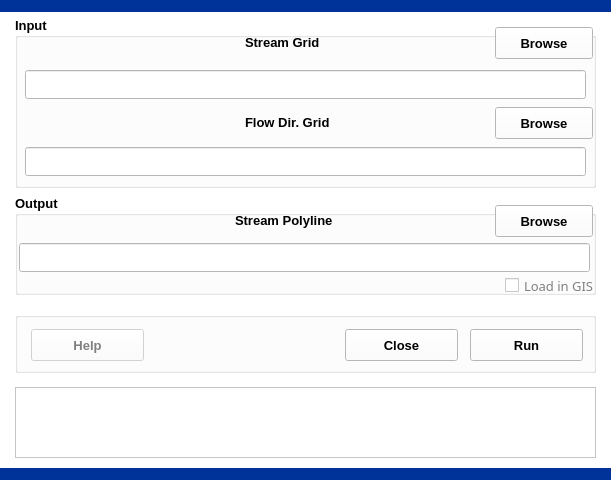
Old version of the form 2RasterProcessing/6StreamPolyline/streampolyline.ui in the repository leonard-psu/PIHMgis.
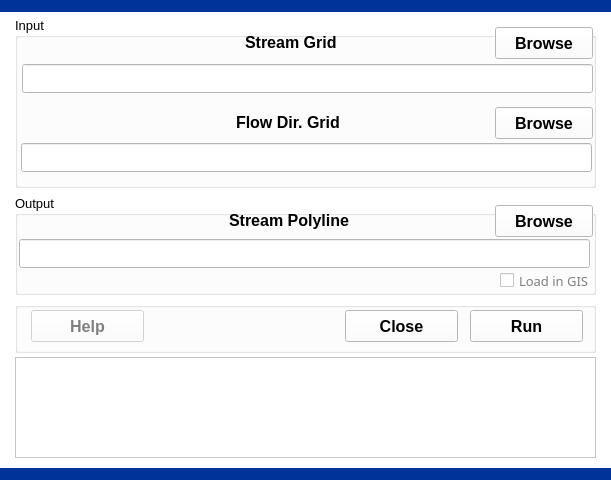
New version of the form.

Patch:
```diff
--- a/2RasterProcessing/6StreamPolyline/streampolyline.ui
+++ b/2RasterProcessing/6StreamPolyline/streampolyline.ui
@@ -440,9 +440,9 @@
    <property name="geometry">
     <rect>
      <x>15</x>
-     <y>312</y>
+     <y>302</y>
      <width>581</width>
-     <height>61</height>
+     <height>51</height>
     </rect>
    </property>
    <property name="title">
@@ -455,7 +455,7 @@
     <property name="geometry">
      <rect>
       <x>16</x>
-      <y>17</y>
+      <y>8</y>
       <width>113</width>
       <height>32</height>
      </rect>
@@ -463,7 +463,7 @@
     <property name="font">
      <font>
       <family>Arial</family>
-      <pointsize>10</pointsize>
+      <pointsize>12</pointsize>
       <weight>75</weight>
       <bold>true</bold>
      </font>
@@ -479,7 +479,7 @@
     <property name="geometry">
      <rect>
       <x>330</x>
-      <y>17</y>
+      <y>8</y>
       <width>113</width>
       <height>32</height>
      </rect>
@@ -487,7 +487,7 @@
     <property name="font">
      <font>
       <family>Arial</family>
-      <pointsize>10</pointsize>
+      <pointsize>12</pointsize>
       <weight>75</weight>
       <bold>true</bold>
      </font>
@@ -503,7 +503,7 @@
     <property name="geometry">
      <rect>
       <x>455</x>
-      <y>17</y>
+      <y>8</y>
       <width>113</width>
       <height>32</height>
      </rect>
@@ -511,7 +511,7 @@
     <property name="font">
      <font>
       <family>Arial</family>
-      <pointsize>10</pointsize>
+      <pointsize>12</pointsize>
       <weight>75</weight>
       <bold>true</bold>
      </font>
@@ -985,11 +985,16 @@
    <property name="geometry">
     <rect>
      <x>15</x>
-     <y>387</y>
+     <y>357</y>
      <width>581</width>
-     <height>71</height>
+     <height>101</height>
     </rect>
    </property>
+   <property name="font">
+    <font>
+     <pointsize>11</pointsize>
+    </font>
+   </property>
    <property name="lineWrapMode">
     <enum>QTextEdit::NoWrap</enum>
    </property>
@@ -1007,8 +1012,8 @@
     <font>
      <family>Arial</family>
      <pointsize>10</pointsize>
-     <weight>75</weight>
-     <bold>true</bold>
+     <weight>50</weight>
+     <bold>false</bold>
     </font>
    </property>
    <property name="title">
@@ -1023,6 +1028,13 @@
       <height>32</height>
      </rect>
     </property>
+    <property name="font">
+     <font>
+      <pointsize>12</pointsize>
+      <weight>75</weight>
+      <bold>true</bold>
+     </font>
+    </property>
     <property name="text">
      <string>Browse</string>
     </property>
@@ -1041,10 +1053,17 @@
      <rect>
       <x>230</x>
       <y>10</y>
-      <width>87</width>
+      <width>101</width>
       <height>31</height>
      </rect>
     </property>
+    <property name="font">
+     <font>
+      <pointsize>12</pointsize>
+      <weight>75</weight>
+      <bold>true</bold>
+     </font>
+    </property>
     <property name="text">
      <string>Stream Grid</string>
     </property>
@@ -1052,15 +1071,15 @@
    <widget class="QLineEdit" name="lineEditStreamGrids">
     <property name="geometry">
      <rect>
-      <x>10</x>
-      <y>53</y>
-      <width>561</width>
+      <x>7</x>
+      <y>47</y>
+      <width>571</width>
       <height>29</height>
      </rect>
     </property>
     <property name="font">
      <font>
-      <pointsize>14</pointsize>
+      <pointsize>11</pointsize>
       <weight>75</weight>
       <bold>true</bold>
      </font>
@@ -1069,15 +1088,15 @@
    <widget class="QLineEdit" name="lineEditFlowDirGrids">
     <property name="geometry">
      <rect>
-      <x>10</x>
-      <y>130</y>
-      <width>561</width>
+      <x>6</x>
+      <y>126</y>
+      <width>571</width>
       <height>29</height>
      </rect>
     </property>
     <property name="font">
      <font>
-      <pointsize>14</pointsize>
+      <pointsize>11</pointsize>
       <weight>75</weight>
       <bold>true</bold>
      </font>
@@ -1092,6 +1111,13 @@
       <height>32</height>
      </rect>
     </property>
+    <property name="font">
+     <font>
+      <pointsize>12</pointsize>
+      <weight>75</weight>
+      <bold>true</bold>
+     </font>
+    </property>
     <property name="text">
      <string>Browse</string>
     </property>
@@ -1108,12 +1134,19 @@
    <widget class="QLabel" name="textLabel1_3">
     <property name="geometry">
      <rect>
-      <x>230</x>
+      <x>221</x>
       <y>90</y>
-      <width>87</width>
+      <width>111</width>
       <height>31</height>
      </rect>
     </property>
+    <property name="font">
+     <font>
+      <pointsize>12</pointsize>
+      <weight>75</weight>
+      <bold>true</bold>
+     </font>
+    </property>
     <property name="text">
      <string>Flow Dir. Grid</string>
     </property>
@@ -1132,8 +1165,8 @@
     <font>
      <family>Arial</family>
      <pointsize>10</pointsize>
-     <weight>75</weight>
-     <bold>true</bold>
+     <weight>50</weight>
+     <bold>false</bold>
     </font>
    </property>
    <property name="title">
@@ -1142,12 +1175,19 @@
    <widget class="QLabel" name="textLabel1_2">
     <property name="geometry">
      <rect>
-      <x>220</x>
+      <x>214</x>
       <y>10</y>
-      <width>111</width>
+      <width>131</width>
       <height>31</height>
      </rect>
     </property>
+    <property name="font">
+     <font>
+      <pointsize>12</pointsize>
+      <weight>75</weight>
+      <bold>true</bold>
+     </font>
+    </property>
     <property name="text">
      <string>Stream Polyline</string>
     </property>
@@ -1161,6 +1201,13 @@
       <height>32</height>
      </rect>
     </property>
+    <property name="font">
+     <font>
+      <pointsize>12</pointsize>
+      <weight>75</weight>
+      <bold>true</bold>
+     </font>
+    </property>
     <property name="text">
      <string>Browse</string>
     </property>
@@ -1172,14 +1219,14 @@
     <property name="geometry">
      <rect>
       <x>4</x>
-      <y>48</y>
+      <y>44</y>
       <width>571</width>
       <height>29</height>
      </rect>
     </property>
     <property name="font">
      <font>
-      <pointsize>14</pointsize>
+      <pointsize>11</pointsize>
       <weight>75</weight>
       <bold>true</bold>
      </font>
@@ -1191,8 +1238,8 @@
     </property>
     <property name="geometry">
      <rect>
-      <x>490</x>
-      <y>80</y>
+      <x>485</x>
+      <y>75</y>
       <width>91</width>
       <height>21</height>
      </rect>
```
